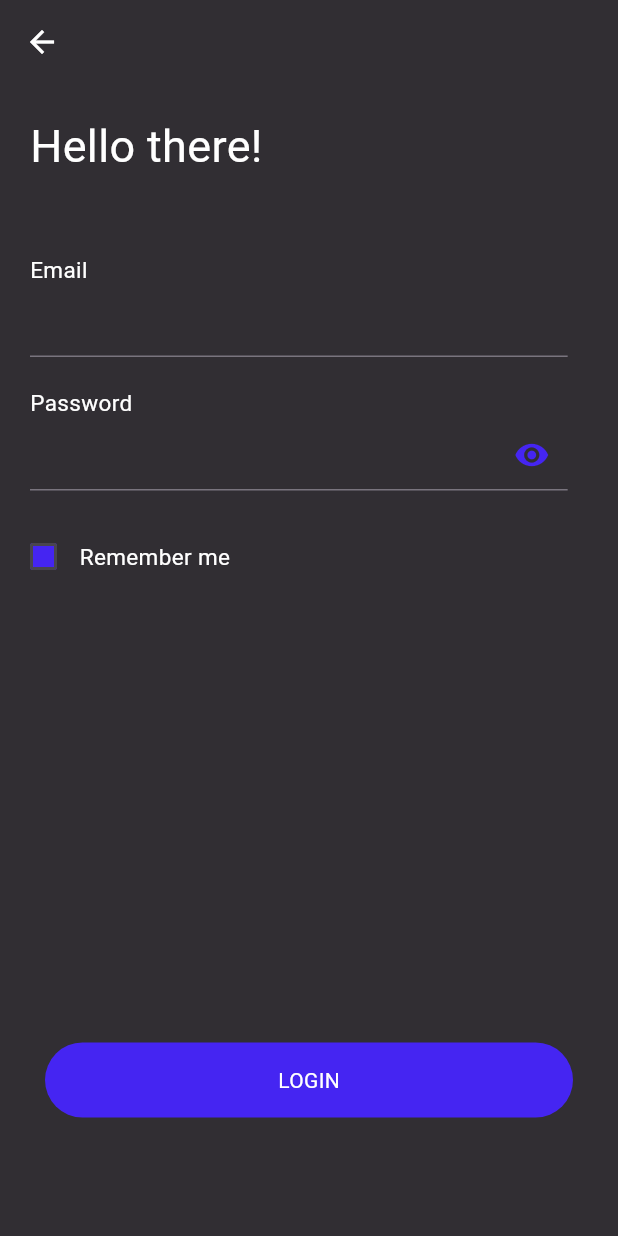
After one commit to anshjamwal15/brackethub-frontend, a Flutter app: the screen it shows after launch, on a phone screen of 412 x 824 dp. The commit adds this screen. Run offline on Flutter 3.47's test engine with Material 2 defaults, Android fonts, the phone set to English and light mode, and no system bars; Roboto replaces fonts that are missing (Poppins).

Commit message:
build: login validation

```diff
--- a/lib/app.dart
+++ b/lib/app.dart
@@ -1,4 +1,4 @@
-import 'package:brackethub_app/screens/login/login.dart';
+import 'package:brackethub_app/screens/auth/login/login.dart';
 import 'package:brackethub_app/utils/utils.dart';
 import 'package:flutter/material.dart';
 
--- /dev/null
+++ b/lib/screens/auth/login/components/body.dart
@@ -0,0 +1,63 @@
+import 'package:brackethub_app/screens/auth/login/components/custom_checkbox.dart';
+import 'package:brackethub_app/screens/auth/login/components/input_fields.dart';
+import 'package:flutter/material.dart';
+import 'package:brackethub_app/utils/app_style.dart';
+import 'package:brackethub_app/utils/theme.dart';
+
+class Body extends StatelessWidget {
+  const Body({super.key});
+
+  @override
+  Widget build(BuildContext context) {
+    return Scaffold(
+      appBar: appBar(),
+      body: SingleChildScrollView(
+        child: Column(
+          crossAxisAlignment: CrossAxisAlignment.start,
+          children: [
+            const Padding(
+              padding: EdgeInsets.only(top: 20, left: 20),
+              child: Text(
+                "Hello there!",
+                style: TextStyle(color: Colors.white, fontSize: 30),
+              ),
+            ),
+            const InputFields(),
+            const Padding(
+              padding: EdgeInsets.only(left: 5),
+              child: Row(
+                children: [
+                  CustomCheckBox(),
+                  Text(
+                    "Remember me",
+                    style: TextStyle(color: Colors.white, fontSize: 15),
+                  ),
+                ],
+              ),
+            ),
+            Padding(
+              padding: const EdgeInsets.only(top: 300, left: 30, right: 30),
+              child: Material(
+                color: kPrimaryColor,
+                borderRadius: BorderRadius.circular(50),
+                child: InkWell(
+                  onTap: () {},
+                  borderRadius: BorderRadius.circular(50),
+                  child: Container(
+                    width: 500,
+                    height: 50,
+                    alignment: Alignment.center,
+                    child: const Text(
+                      style: TextStyle(color: Colors.white),
+                      'LOGIN',
+                    ),
+                  ),
+                ),
+              ),
+            )
+          ],
+        ),
+      ),
+    );
+  }
+}
--- /dev/null
+++ b/lib/screens/auth/login/components/custom_checkbox.dart
@@ -0,0 +1,38 @@
+import 'package:flutter/material.dart';
+import 'package:brackethub_app/utils/app_style.dart';
+
+class CustomCheckBox extends StatefulWidget {
+  const CustomCheckBox({super.key});
+
+  @override
+  State<CustomCheckBox> createState() => _CustomCheckBoxState();
+}
+
+class _CustomCheckBoxState extends State<CustomCheckBox> {
+  bool? isChecked = false;
+
+  Color getColor(Set<MaterialState> states) {
+    const Set<MaterialState> interactiveStates = <MaterialState>{
+      MaterialState.pressed,
+      MaterialState.hovered,
+      MaterialState.focused,
+    };
+    if (states.any(interactiveStates.contains)) {
+      return Colors.blue;
+    }
+    return kPrimaryColor;
+  }
+
+  @override
+  Widget build(BuildContext context) {
+    return Checkbox(
+        checkColor: Colors.white,
+        fillColor: MaterialStateColor.resolveWith(getColor),
+        value: isChecked,
+        onChanged: (value) {
+          setState(() {
+            isChecked = value;
+          });
+        });
+  }
+}
--- /dev/null
+++ b/lib/screens/auth/login/components/input_fields.dart
@@ -0,0 +1,130 @@
+import 'package:flutter/material.dart';
+import 'package:brackethub_app/utils/app_style.dart';
+
+class InputFields extends StatefulWidget {
+  const InputFields({super.key});
+
+  @override
+  State<InputFields> createState() => _InputFieldsState();
+}
+
+class _InputFieldsState extends State<InputFields> {
+  final _formKey = GlobalKey<FormState>();
+  final TextEditingController _emailController = TextEditingController();
+  final TextEditingController _passwordController = TextEditingController();
+  bool _isPasswordVisible = false;
+  String? _emailErrorText;
+  String? _passErrorText;
+
+  @override
+  void dispose() {
+    _emailController.dispose();
+    _passwordController.dispose();
+    super.dispose();
+  }
+
+  void _validateEmail(String value) {
+    if (value.isEmpty) {
+      setState(() {
+        _emailErrorText = 'Please enter an email address';
+      });
+    } else {
+      String pattern = r'^[\w-]+(\.[\w-]+)*@([\w-]+\.)+[a-zA-Z]{2,7}$';
+      RegExp regex = RegExp(pattern);
+      if (!regex.hasMatch(value)) {
+        setState(() {
+          _emailErrorText = 'Please enter a valid email address';
+        });
+      } else {
+        setState(() {
+          _emailErrorText = null;
+        });
+      }
+    }
+  }
+
+  void _validatePassword(String value) {
+    if (value.isEmpty) {
+      setState(() {
+        _passErrorText = 'Please enter a password';
+      });
+    } else if (value.length < 8) {
+      setState(() {
+        _passErrorText = 'Password must be at least 8 characters long';
+      });
+    } else {
+      setState(() {
+        _passErrorText = null;
+      });
+    }
+  }
+
+  @override
+  Widget build(BuildContext context) {
+    final Size size = MediaQuery.of(context).size;
+    return Padding(
+      padding: const EdgeInsets.only(top: 50, left: 20),
+      child: SizedBox(
+        width: size.width * 0.87,
+        child: Form(
+          key: _formKey,
+          child: Column(
+            crossAxisAlignment: CrossAxisAlignment.start,
+            children: [
+              const Text(
+                "Email",
+                style: TextStyle(color: Colors.white, fontSize: 15),
+              ),
+              TextFormField(
+                controller: _emailController,
+                onChanged: _validateEmail,
+                style: const TextStyle(color: Colors.white),
+                cursorColor: kPrimaryColor,
+                decoration: InputDecoration(
+                  errorText: _emailErrorText,
+                  border: const UnderlineInputBorder(),
+                  focusedBorder: const UnderlineInputBorder(
+                    borderSide: BorderSide(color: kPrimaryColor),
+                  ),
+                ),
+              ),
+              const SizedBox(height: 20),
+              const Text(
+                "Password",
+                style: TextStyle(color: Colors.white, fontSize: 15),
+              ),
+              TextFormField(
+                controller: _passwordController,
+                onChanged: _validatePassword,
+                style: const TextStyle(color: Colors.white),
+                cursorColor: kPrimaryColor,
+                obscureText: !_isPasswordVisible,
+                decoration: InputDecoration(
+                  errorText: _passErrorText,
+                  border: const UnderlineInputBorder(),
+                  focusedBorder: const UnderlineInputBorder(
+                    borderSide: BorderSide(color: kPrimaryColor),
+                  ),
+                  suffixIcon: GestureDetector(
+                    onTap: () {
+                      setState(() {
+                        _isPasswordVisible = !_isPasswordVisible;
+                      });
+                    },
+                    child: Icon(
+                      color: kPrimaryColor,
+                      _isPasswordVisible
+                          ? Icons.visibility_off
+                          : Icons.visibility,
+                    ),
+                  ),
+                ),
+              ),
+              const SizedBox(height: 20),
+            ],
+          ),
+        ),
+      ),
+    );
+  }
+}
--- /dev/null
+++ b/lib/screens/auth/login/login.dart
@@ -0,0 +1,11 @@
+import 'package:brackethub_app/screens/auth/login/components/body.dart';
+import 'package:flutter/material.dart';
+
+class Login extends StatelessWidget {
+  const Login({super.key});
+
+  @override
+  Widget build(BuildContext context) {
+    return const Body();
+  }
+}
```
Also changed, not shown: lib/screens/login/login.dart (deleted, +0 -138 lines).
